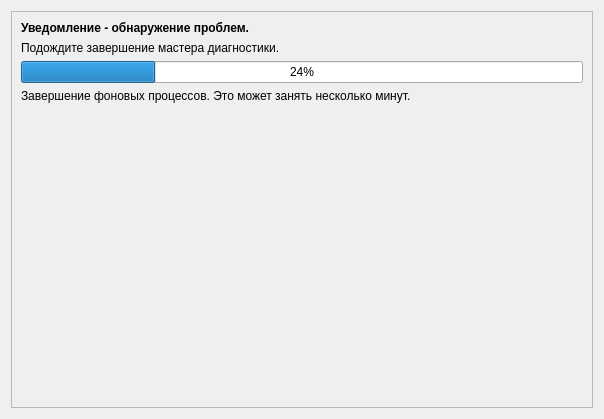
Before: the Qt Designer form src/app/1.ui in AntProBasealt/wizard, drawn with Qt 5.
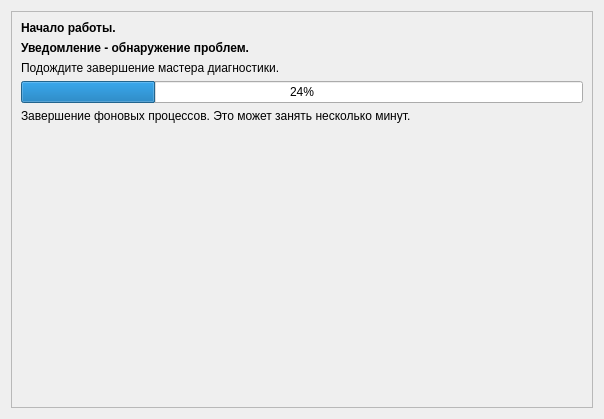
After: the same form once the commit is applied.

Diff of the .ui file:
```diff
--- a/src/app/1.ui
+++ b/src/app/1.ui
@@ -70,6 +70,19 @@
         </property>
        </widget>
       </item>
+      <item row="0" column="0">
+       <widget class="QLabel" name="label_4">
+        <property name="font">
+         <font>
+          <weight>75</weight>
+          <bold>true</bold>
+         </font>
+        </property>
+        <property name="text">
+         <string>Начало работы.</string>
+        </property>
+       </widget>
+      </item>
      </layout>
     </widget>
    </item>
```
Left out of the diff: 4 changed lines with no effect on the pictures.
